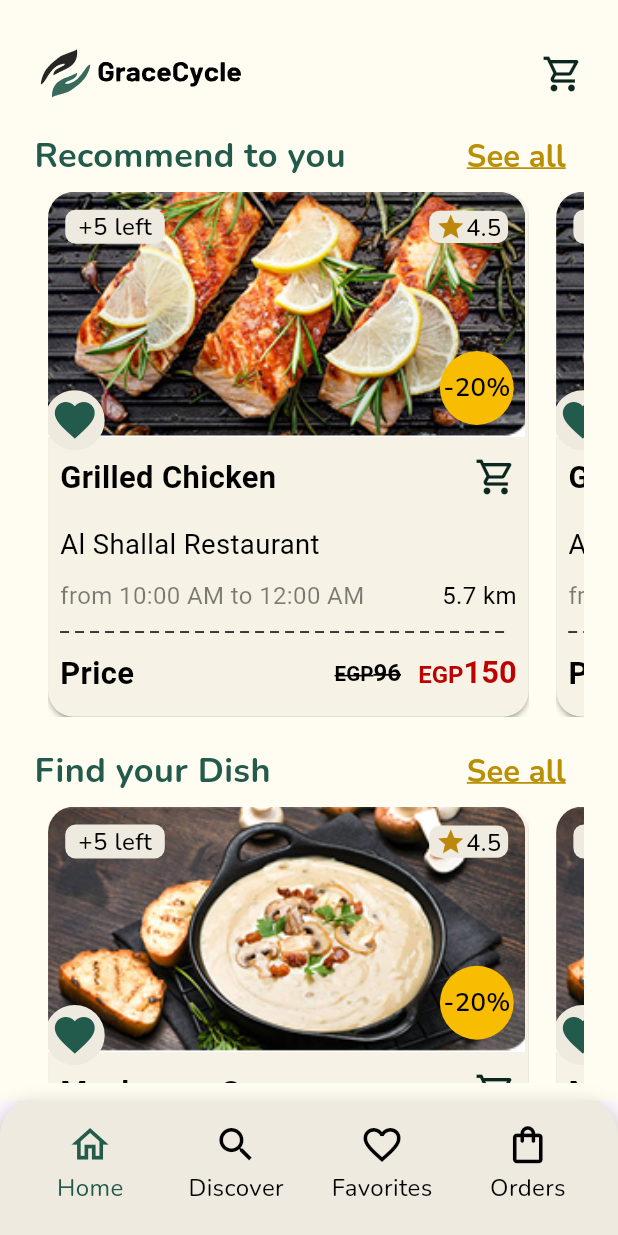
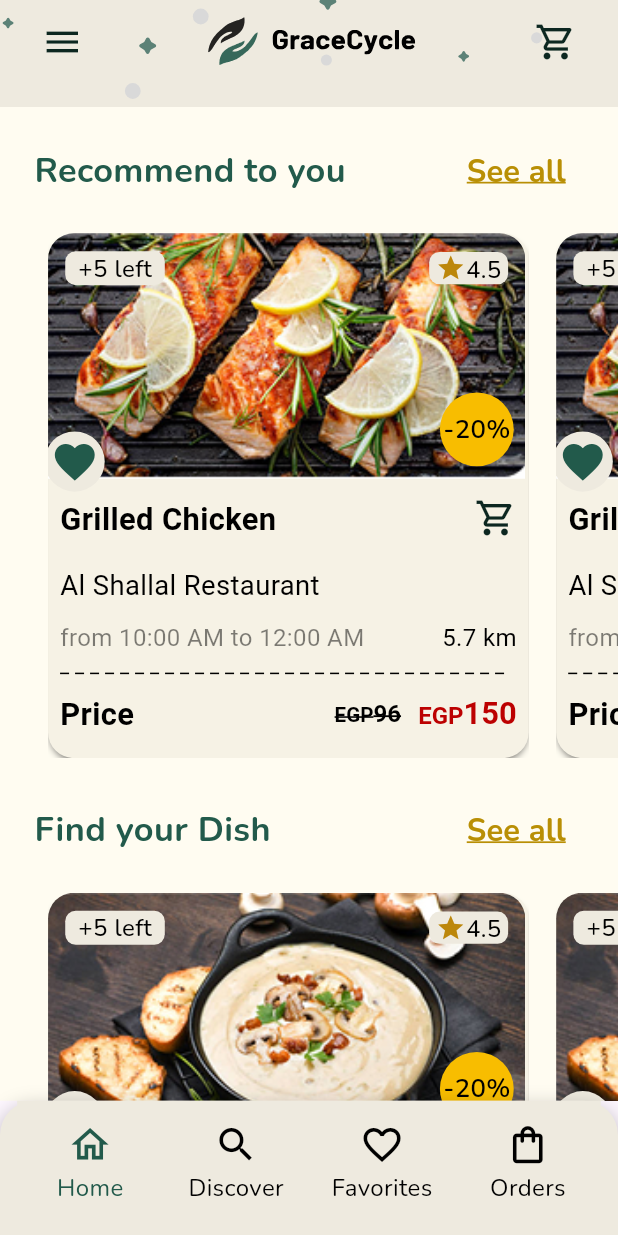
Before and after one commit to Mariamibrahim88/GraceCycle, a Flutter app: the screen it shows after launch, on a phone screen of 412 x 824 dp. Run offline on Flutter 3.47's test engine with Material 3 defaults, Android fonts, the phone set to English and light mode, and no system bars; drawn by our look-alikes of dotted_line; our stand-ins replace dartz, dio, firebase_auth, firebase_core, flutter_bloc, flutter_otp_text_field and 10 more; accounts and stored records are empty.

Commit message:
update app bar of home

```diff
--- a/lib/core/utils/app_assets.dart
+++ b/lib/core/utils/app_assets.dart
@@ -18,4 +18,5 @@ class AppAssets {
   static String healthy = 'assets/images/healthy.jpg';
   static String dessert = 'assets/images/dessert.jpg';
   static String baked = 'assets/images/baked.jpg';
+  static String background = 'assets/images/background.svg';
 }
--- a/lib/features/home/presentation/views/widgets/custom_list_of_food_hor.dart
+++ b/lib/features/home/presentation/views/widgets/custom_list_of_food_hor.dart
@@ -15,6 +15,8 @@ class CustomListOfFoodHor extends StatelessWidget {
   Widget build(BuildContext context) {
     return SingleChildScrollView(
       scrollDirection: Axis.horizontal,
+      child: Padding(
+        padding: EdgeInsets.symmetric(horizontal: 20.w, vertical: 10.h),
         child: Row(
           children: List.generate(
             5,
@@ -27,6 +29,7 @@ class CustomListOfFoodHor extends StatelessWidget {
             ),
           ),
         ),
+      ),
     );
   }
 }
--- a/lib/features/home/presentation/views/widgets/header_of_category.dart
+++ b/lib/features/home/presentation/views/widgets/header_of_category.dart
@@ -11,7 +11,9 @@ class HeadOfCategory extends StatelessWidget {
 
   @override
   Widget build(BuildContext context) {
-    return Row(
+    return Padding(
+      padding: EdgeInsets.symmetric(horizontal: 20.w, vertical: 5.h),
+      child: Row(
         mainAxisAlignment: MainAxisAlignment.spaceBetween,
         children: [
           Text(
@@ -28,6 +30,7 @@ class HeadOfCategory extends StatelessWidget {
             fontWeight: FontWeight.w700,
           )
         ],
+      ),
     );
   }
 }
--- a/lib/features/home/presentation/views/widgets/home_view_body.dart
+++ b/lib/features/home/presentation/views/widgets/home_view_body.dart
@@ -1,5 +1,4 @@
 import 'package:flutter/material.dart';
-import 'package:flutter_screenutil/flutter_screenutil.dart';
 import 'package:grace_cycle/core/utils/app_assets.dart';
 import 'package:grace_cycle/core/utils/app_spacing.dart';
 import 'package:grace_cycle/features/home/presentation/views/widgets/custom_home_app_bar.dart';
@@ -11,11 +10,9 @@ class HomeViewBody extends StatelessWidget {
 
   @override
   Widget build(BuildContext context) {
-    return Padding(
-      padding: EdgeInsets.symmetric(horizontal: 20.w, vertical: 10.h),
-      child: CustomScrollView(
+    return CustomScrollView(
       slivers: [
-          const CustomHomeAppBar(),
+        CustomHomeAppBar(),
         SliverToBoxAdapter(child: verticalSpace(10)),
         const SliverToBoxAdapter(
             child: HeadOfCategory(title: 'Recommend to you')),
@@ -27,7 +24,7 @@ class HomeViewBody extends StatelessWidget {
           ),
         ),
 
-          SliverToBoxAdapter(child: verticalSpace(10)),
+        SliverToBoxAdapter(child: verticalSpace(5)),
         const SliverToBoxAdapter(
             child: HeadOfCategory(title: 'Find your Dish')),
 
@@ -38,7 +35,7 @@ class HomeViewBody extends StatelessWidget {
           ),
         ),
 
-          SliverToBoxAdapter(child: verticalSpace(10)),
+        SliverToBoxAdapter(child: verticalSpace(5)),
         const SliverToBoxAdapter(child: HeadOfCategory(title: 'Healthy')),
 
         SliverToBoxAdapter(
@@ -47,7 +44,7 @@ class HomeViewBody extends StatelessWidget {
             foodAsset: AppAssets.healthy,
           ),
         ),
-          SliverToBoxAdapter(child: verticalSpace(10)),
+        SliverToBoxAdapter(child: verticalSpace(5)),
         const SliverToBoxAdapter(child: HeadOfCategory(title: 'Baked Goods')),
 
         SliverToBoxAdapter(
@@ -56,7 +53,7 @@ class HomeViewBody extends StatelessWidget {
             foodAsset: AppAssets.baked,
           ),
         ),
-          SliverToBoxAdapter(child: verticalSpace(10)),
+        SliverToBoxAdapter(child: verticalSpace(5)),
         const SliverToBoxAdapter(child: HeadOfCategory(title: 'Dessert')),
 
         SliverToBoxAdapter(
@@ -89,7 +86,6 @@ class HomeViewBody extends StatelessWidget {
         //   ),
         // ),
       ],
-      ),
     );
   }
 }
```
Also changed, not shown: lib/features/home/presentation/views/widgets/custom_home_app_bar.dart (+17 -3 lines). Lines whose indentation alone changed are shown as unchanged.
